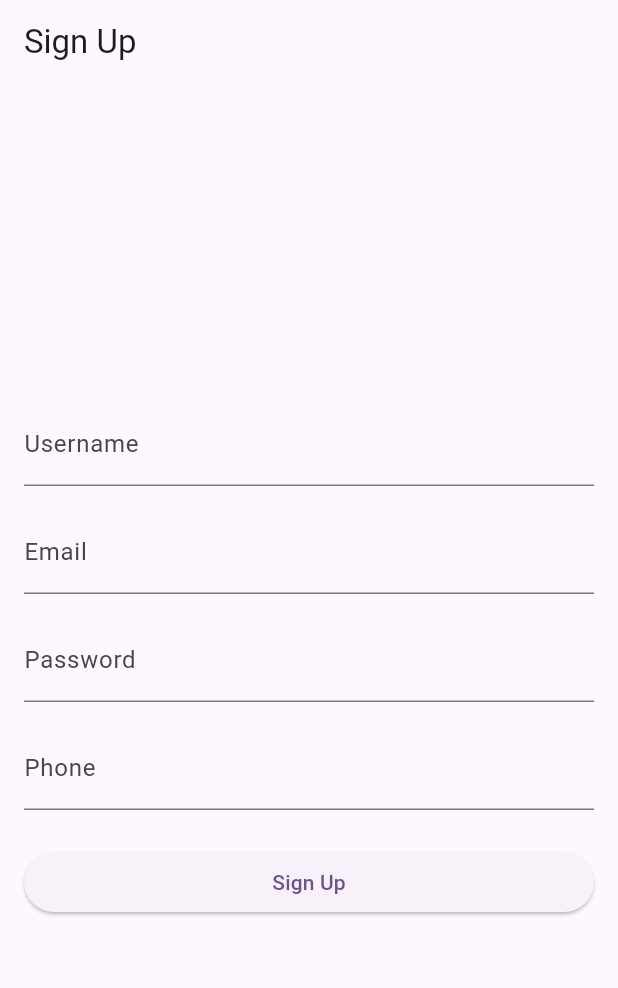
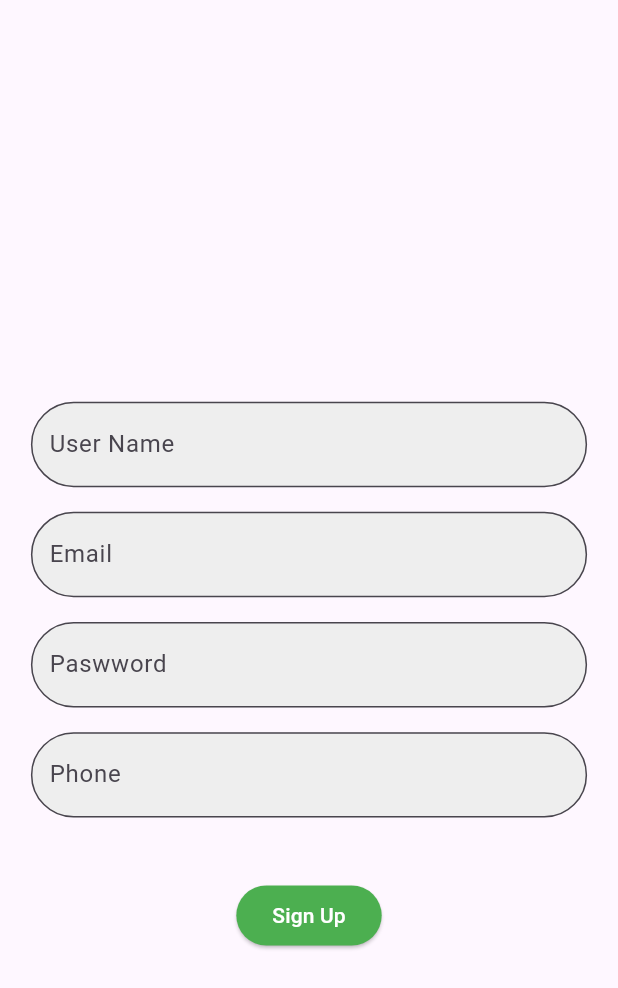
Before and after one commit to Flash210/Ecommerce, a Flutter app: the screen it shows after launch, on a phone screen of 412 x 824 dp. Shown: the top 988 px of the screen. Run offline on Flutter 3.47's test engine with Material 3 defaults, Android fonts, the phone set to English and light mode, and no system bars; our stand-ins replace cloud_firestore, firebase_auth, firebase_core, flutter_screenutil, get; missing offline and left inert: dart:ffi; accounts and stored records are empty.

Commit message:
auth finish

```diff
--- /dev/null
+++ b/lib/componets/custom_button.dart
@@ -0,0 +1,26 @@
+
+
+
+import 'package:flutter/material.dart';
+
+class CustomButton extends StatelessWidget {
+  const CustomButton({super.key,  required this.buttonText, this.onPressed});
+
+  final String buttonText;
+  final  void Function()? onPressed;
+
+  @override
+  Widget build(BuildContext context) {
+    return  ElevatedButton(
+      style: ElevatedButton.styleFrom(backgroundColor: Colors.green),
+
+
+
+        onPressed: onPressed,
+        child: Text(buttonText,style: const TextStyle(
+          color: Colors.white
+        ),)
+
+    );
+  }
+}
--- /dev/null
+++ b/lib/componets/custom_text_form.dart
@@ -0,0 +1,31 @@
+
+
+
+import 'package:flutter/material.dart';
+
+class CustomTextForm extends StatelessWidget {
+  const CustomTextForm({super.key, required this.hinttext, required this.myController});
+  final String hinttext;
+  final TextEditingController myController;
+
+  @override
+  Widget build(BuildContext context) {
+    return  TextFormField(
+      controller: myController,
+      decoration: InputDecoration(
+        hintText: hinttext,
+ contentPadding: EdgeInsets.symmetric(
+      vertical: MediaQuery.of(context).size.height * 0.02, // 2% of screen height
+      horizontal: MediaQuery.of(context).size.width * 0.02, // 2% of screen width
+    ),        filled: true,
+        fillColor: Colors.grey[200],
+        border: OutlineInputBorder(
+         borderRadius: BorderRadius.circular(50),
+         borderSide: const BorderSide(
+          color: Color.fromARGB(255,184,184,184)
+         )
+        )
+      )
+    );
+  }
+}
--- /dev/null
+++ b/lib/constants/text_strings.dart
@@ -0,0 +1,6 @@
+const String userName = "User Name";
+const String email = "Email";
+const String password = "Paswword";
+const String phone = "Phone";
+const String loginButton = "Login";
+const String signUpButton = "Sign Up";
--- a/lib/features/auth/controllers/sign_up_controller.dart
+++ b/lib/features/auth/controllers/sign_up_controller.dart
@@ -1,11 +1,74 @@
 
 
-import 'package:ecomerce/repository/auth_repository/auth_repository.dart';
+import 'package:cloud_firestore/cloud_firestore.dart';
+import 'package:ecomerce/features/auth/screens/HomeScreen/home_screen.dart';
+import 'package:ecomerce/features/auth/screens/login/login_screen.dart';
+import 'package:firebase_auth/firebase_auth.dart';
+import 'package:flutter/cupertino.dart';
 import 'package:get/get.dart';
 
 
 class SignUpController extends GetxController {
 
+
+
+  // sign up text editing controllers
+
+ // final TextEditingController emailController = TextEditingController();
+ // final TextEditingController passwordController = TextEditingController();
+
+  // login text editing controllers
+  final TextEditingController loginEmailController = TextEditingController();
+  final TextEditingController loginPasswordController = TextEditingController();
+
+  final FirebaseAuth _auth = FirebaseAuth.instance;
+
+  Future<void> createAccount(TextEditingController email,TextEditingController pass) async {
+    final user = await _auth.createUserWithEmailAndPassword(
+        email: email.text, password: pass.text);
+
+    final firestore = FirebaseFirestore.instance;
+    firestore.collection('users').doc(user.user!.uid).set(
+        {"email": email.text, "password": pass.text});
+
+    // ignore: unnecessary_null_comparison
+    if (user != null) {
+      Get.to(const HomeScreen());
+    } else {
+Get.snackbar("Error", "Error");
+  }
+  }
+
+  Future<void> loginUser() async {
+    final user = await _auth.signInWithEmailAndPassword(
+        email: loginEmailController.text,
+        password: loginPasswordController.text);
+    // ignore: unnecessary_null_comparison
+    if (user != null) {
+      // lets save user with shared prefrences
+
+     /* SharedPreferences prefs = await SharedPreferences.getInstance();
+      prefs.setString("userID", user.user!.uid);*/
+
+      Get.to(const HomeScreen());
+    } else {
+                 // AwesomeDialog(context: context)
+
+      print('error');
+    }
+  }
+
+
+  Future<void> logoutUser() async {
+    await _auth.signOut();
+   /* SharedPreferences prefs = await SharedPreferences.getInstance();
+    prefs.clear();*/
+    Get.offAll(LoginScreen());
+  }
+}
+
+
+/*
 static SignUpController get instance => Get.find<SignUpController>();
 
 void registerUser(String email,String password ){
@@ -15,4 +78,4 @@ void registerUser(String email,String password ){
 
 
 
-  }
+  }*/
--- a/lib/features/auth/screens/SignUp/sign_up_screen.dart
+++ b/lib/features/auth/screens/SignUp/sign_up_screen.dart
@@ -1,77 +1,58 @@
-
-
-
+import 'package:ecomerce/componets/custom_button.dart';
+import 'package:ecomerce/componets/custom_sized_box.dart';
+import 'package:ecomerce/componets/custom_text_form.dart';
+import 'package:ecomerce/constants/text_strings.dart';
 import 'package:ecomerce/features/auth/controllers/sign_up_controller.dart';
 import 'package:flutter/material.dart';
 import 'package:get/get.dart';
-import 'package:get/get_core/src/get_main.dart';
-
 
 class SignUpScreen extends StatelessWidget {
-
   final controller = Get.put(SignUpController());
-final formKey=GlobalKey<FormState>();
+  final formKey = GlobalKey<FormState>();
 
   final TextEditingController usernameController = TextEditingController();
   final TextEditingController emailController = TextEditingController();
   final TextEditingController passwordController = TextEditingController();
   final TextEditingController phoneController = TextEditingController();
 
+  SignUpScreen({super.key});
+
   @override
   Widget build(BuildContext context) {
+    double screenHeight = MediaQuery.of(context).size.height;
+    double screenWidh = MediaQuery.of(context).size.width;
+
     return Scaffold(
-      appBar: AppBar(
-        title: const Text('Sign Up'),
-      ),
-      body: Padding(
-        padding: const EdgeInsets.all(16.0),
-        child: Form(
-          key: formKey,
-          child: Column(
-            crossAxisAlignment: CrossAxisAlignment.stretch,
-            mainAxisAlignment: MainAxisAlignment.center,
-            children: [
-              TextField(
-                controller: usernameController,
-                decoration: const InputDecoration(labelText: 'Username'),
-              ),
-              const SizedBox(height: 16.0),
-              TextField(
-                controller: emailController,
-                decoration: const InputDecoration(labelText: 'Email'),
-                keyboardType: TextInputType.emailAddress,
-              ),
-              const SizedBox(height: 16.0),
-              TextField(
-                controller: passwordController,
-                decoration: const InputDecoration(labelText: 'Password'),
-                obscureText: true,
-              ),
-              const SizedBox(height: 16.0),
-              TextField(
-                controller: phoneController,
-                decoration: const InputDecoration(labelText: 'Phone'),
-                keyboardType: TextInputType.phone,
-              ),
-              const SizedBox(height: 24.0),
-              ElevatedButton(
-                onPressed: () {
-                  if (formKey.currentState!.validate()) {
+      body: Container(
+        padding: EdgeInsets.all(screenWidh * 0.05),
+        child: ListView(
+          children: [
+            Form(
+              key: formKey,
+                child: Column(
+              crossAxisAlignment: CrossAxisAlignment.start,
+              children: [
+                SizedBoxy(height: screenHeight * 0.3),
+                CustomTextForm(
+                    hinttext: userName, myController: usernameController),
+                SizedBoxy(height: screenHeight * 0.02),
+                CustomTextForm(hinttext: email, myController: emailController),
+                SizedBoxy(height: screenHeight * 0.02),
+                CustomTextForm(
+                    hinttext: password, myController: passwordController),
+                SizedBoxy(height: screenHeight * 0.02),
+                CustomTextForm(hinttext: phone, myController: phoneController),
+               SizedBoxy(height: screenHeight * 0.05),
 
-                    SignUpController.instance.registerUser(
-                      emailController.text.trim(),
-                      passwordController.text.trim(),
-                    );
-                  }
+                  Center(child:
+                 CustomButton(buttonText: signUpButton,onPressed: (){
+  controller.createAccount(emailController,passwordController);
+}))
 
 
-
-
-                },
-                child: const Text('Sign Up'),
-              ),
-            ],
-          ),
+              ],
+            ))
+          ],
         ),
       ),
     );
--- a/lib/main.dart
+++ b/lib/main.dart
@@ -1,5 +1,4 @@
 import 'package:ecomerce/features/auth/screens/SignUp/sign_up_screen.dart';
-import 'package:ecomerce/repository/auth_repository/auth_repository.dart';
 
 import 'package:flutter/material.dart';
 import 'package:firebase_core/firebase_core.dart';
@@ -10,11 +9,25 @@ import 'firebase_options.dart';
    WidgetsFlutterBinding.ensureInitialized();
    await Firebase.initializeApp(
        options: DefaultFirebaseOptions.currentPlatform,
-   ).then((value) => Get.put(AuthenticationRepository()));
+   );
 
+ // init();
+  runApp(const MyApp());
 
-  runApp(const MyApp());
 }
+
+/*
+init() async {
+  SharedPreferences prefs = await SharedPreferences.getInstance();
+  final token = prefs.getString("userID");
+  if (token != null) {
+    print('Token: $token');
+    Get.offAll(LoginScreen());
+  } else {
+    Get.offAll(HomeScreen());
+  }
+}*/
+
 
 class MyApp extends StatelessWidget {
   const MyApp({super.key});
@@ -24,7 +37,7 @@ class MyApp extends StatelessWidget {
   Widget build(BuildContext context) {
 
 
-    return MaterialApp(
+    return GetMaterialApp(
       debugShowCheckedModeBanner: false,
       title: 'Flutter Demo',
       theme: ThemeData(
--- a/pubspec.yaml
+++ b/pubspec.yaml
@@ -43,6 +43,8 @@ dependencies:
   flutter_screenutil: ^5.9.0
   get: ^4.6.6
   shared_preferences: ^2.2.2
+  firebase_app_check: ^0.2.1+8
+  awesome_dialog: ^3.2.0
 
 dev_dependencies:
   flutter_test:
```
Also changed, not shown: lib/componets/custom_sized_box.dart (added, +22 -0 lines), lib/features/auth/screens/HomeScreen/home_screen.dart (+18 -14 lines), lib/features/auth/screens/login/login_screen.dart (+21 -6 lines), lib/repository/auth_repository/auth_repository.dart (+6 -5 lines), lib/widgets/custom_button.dart (deleted, +0 -34 lines), pubspec.lock, 3 other files.
